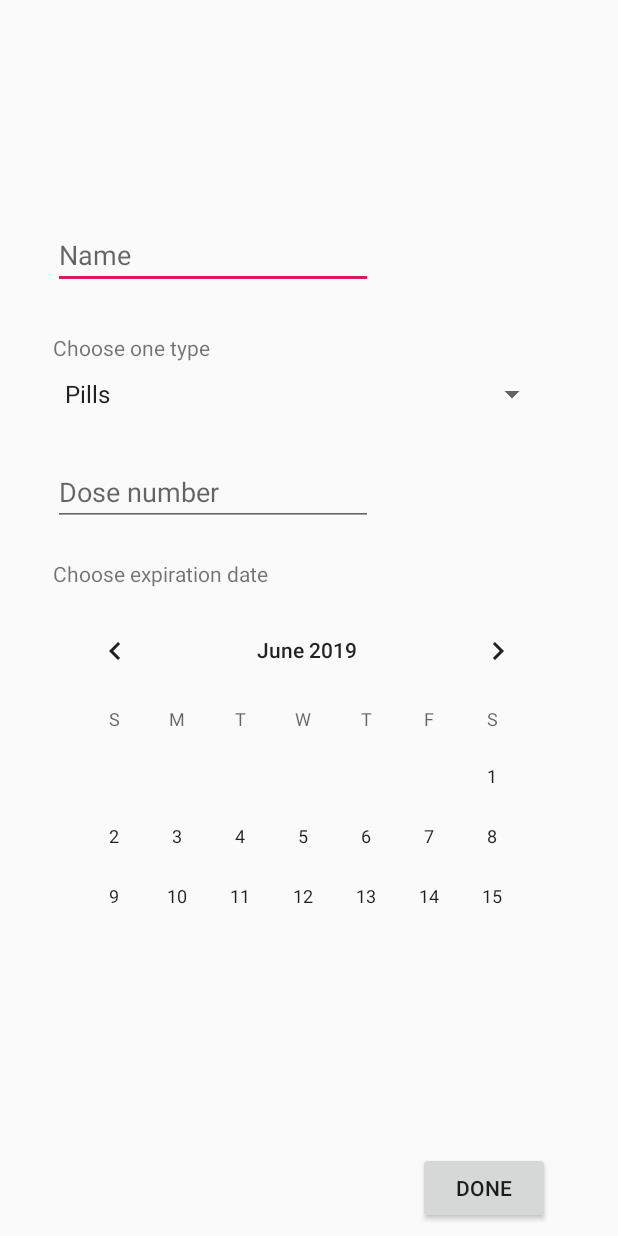
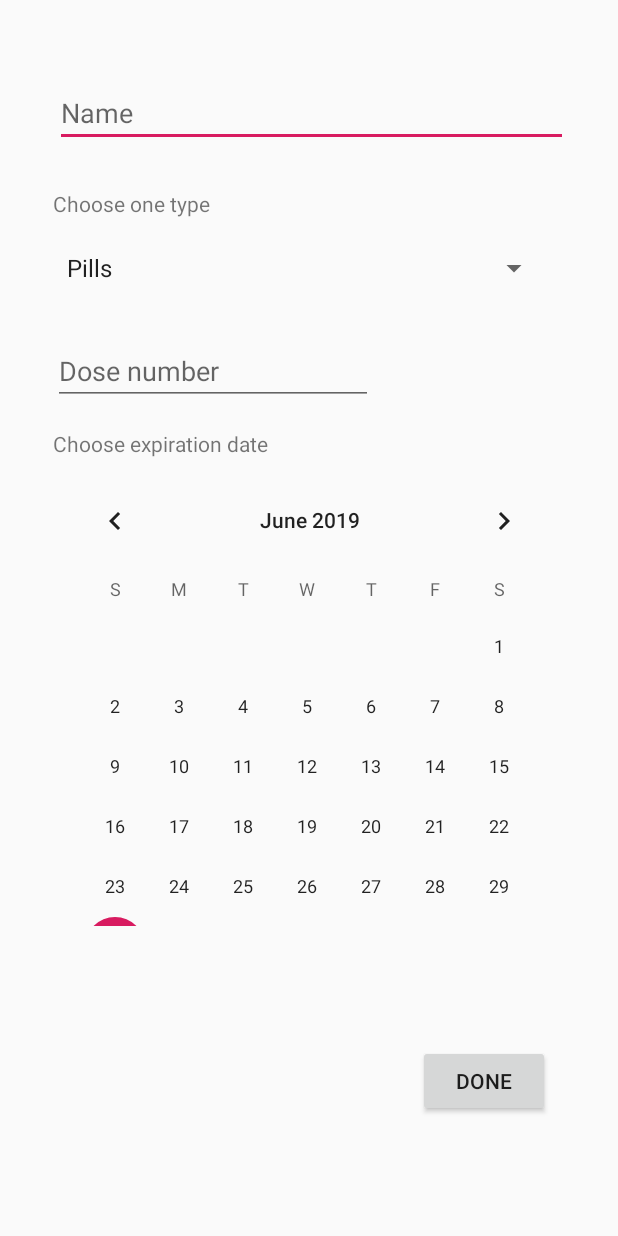
Before and after one commit to marinagot/MyFirstAidKitJ, an Android app: the layout fragment_medicine_edit.xml on its own in the app's theme, with its tools: preview values and no code run, on a phone screen of 412 x 824 dp. Run offline under Robolectric (Android 15) with nearby library versions, the phone set to English and light mode, and no system bars.

Commit message:
Mejoras visuales

```diff
--- a/app/src/main/java/com/example/myfirstaidkit/medicine_edit.java
+++ b/app/src/main/java/com/example/myfirstaidkit/medicine_edit.java
@@ -144,13 +144,15 @@ public class medicine_edit extends Fragment {
                     textViewMessage.setTextColor(Color.RED);
                 }
                 else {
+                    //Temporal
+                    med.idUser = 1;
                     us.insertarMedicina(med);
 
                     AlertDialog alertDialog = new AlertDialog.Builder(getContext()).create();
                     alertDialog.setTitle("Successful!");
-                    alertDialog.setMessage("Account for " + med.medicine_name + " created" );
+                    alertDialog.setMessage("Medicine created" );
                     alertDialog.show();
-                    getFragmentManager().beginTransaction().replace(R.id.content, new login()).commit();
+                    getFragmentManager().beginTransaction().replace(R.id.content, new treatments()).commit();
                 }
             }
         });
--- a/app/src/main/res/layout/fragment_medicine_edit.xml
+++ b/app/src/main/res/layout/fragment_medicine_edit.xml
@@ -9,21 +9,21 @@
 
     <EditText
         android:id="@+id/txt_medicine_name"
-        android:layout_width="wrap_content"
-        android:layout_height="wrap_content"
+        android:layout_width="342dp"
+        android:layout_height="45dp"
         android:layout_marginStart="8dp"
         android:layout_marginTop="8dp"
         android:layout_marginEnd="8dp"
         android:layout_marginBottom="8dp"
         android:ems="10"
+        android:hint="@string/edit_medicine_name"
         android:inputType="textPersonName"
-        android:hint="@string/edit_medicine_name"
         app:layout_constraintBottom_toBottomOf="parent"
         app:layout_constraintEnd_toEndOf="parent"
-        app:layout_constraintHorizontal_bias="0.148"
+        app:layout_constraintHorizontal_bias="0.528"
         app:layout_constraintStart_toStartOf="parent"
         app:layout_constraintTop_toTopOf="parent"
-        app:layout_constraintVertical_bias="0.183" />
+        app:layout_constraintVertical_bias="0.059" />
 
     <Spinner
         android:id="@+id/list_medicine"
@@ -33,14 +33,14 @@
         android:layout_marginTop="8dp"
         android:layout_marginEnd="8dp"
         android:layout_marginBottom="8dp"
+        android:entries="@array/medicine_types"
         android:spinnerMode="dropdown"
-        android:entries="@array/medicine_types"
         app:layout_constraintBottom_toBottomOf="parent"
         app:layout_constraintEnd_toEndOf="parent"
-        app:layout_constraintHorizontal_bias="0.415"
+        app:layout_constraintHorizontal_bias="0.43"
         app:layout_constraintStart_toStartOf="parent"
         app:layout_constraintTop_toBottomOf="@+id/lbl_edit_medicine_type"
-        app:layout_constraintVertical_bias="0.002" />
+        app:layout_constraintVertical_bias="0.021" />
 
     <EditText
         android:id="@+id/txt_edit_medicine_num"
@@ -58,7 +58,7 @@
         app:layout_constraintHorizontal_bias="0.148"
         app:layout_constraintStart_toStartOf="parent"
         app:layout_constraintTop_toBottomOf="@+id/list_medicine"
-        app:layout_constraintVertical_bias="0.047" />
+        app:layout_constraintVertical_bias="0.046" />
 
     <TextView
         android:id="@+id/lbl_edit_medicine_type"
@@ -74,7 +74,7 @@
         app:layout_constraintHorizontal_bias="0.093"
         app:layout_constraintStart_toStartOf="parent"
         app:layout_constraintTop_toBottomOf="@+id/txt_medicine_name"
-        app:layout_constraintVertical_bias="0.036" />
+        app:layout_constraintVertical_bias="0.029" />
 
     <TextView
         android:id="@+id/lbl_edit_medicine_type2"
@@ -89,32 +89,33 @@
         app:layout_constraintHorizontal_bias="0.108"
         app:layout_constraintStart_toStartOf="parent"
         app:layout_constraintTop_toBottomOf="@+id/txt_edit_medicine_num"
-        app:layout_constraintVertical_bias="0.031" />
+        app:layout_constraintVertical_bias="0.015" />
 
     <Button
         android:id="@+id/btn_create_medicine"
         android:layout_width="wrap_content"
         android:layout_height="wrap_content"
         android:layout_marginStart="8dp"
+        android:layout_marginTop="8dp"
         android:layout_marginEnd="8dp"
         android:layout_marginBottom="8dp"
         android:text="@string/btn_done"
         app:layout_constraintBottom_toBottomOf="parent"
         app:layout_constraintEnd_toEndOf="parent"
         app:layout_constraintHorizontal_bias="0.879"
-        app:layout_constraintStart_toStartOf="parent" />
+        app:layout_constraintStart_toStartOf="parent"
+        app:layout_constraintTop_toBottomOf="@+id/medicine_edit_expire_date" />
 
     <CalendarView
         android:id="@+id/medicine_edit_expire_date"
-        android:layout_width="338dp"
-        android:layout_height="222dp"
+        android:layout_width="342dp"
+        android:layout_height="304dp"
         android:layout_marginStart="8dp"
         android:layout_marginTop="8dp"
         android:layout_marginEnd="8dp"
         android:layout_marginBottom="8dp"
         app:layout_constraintBottom_toBottomOf="parent"
         app:layout_constraintEnd_toEndOf="parent"
-        app:layout_constraintHorizontal_bias="0.473"
         app:layout_constraintStart_toStartOf="parent"
         app:layout_constraintTop_toBottomOf="@+id/lbl_edit_medicine_type2"
         app:layout_constraintVertical_bias="0.0" />
```
